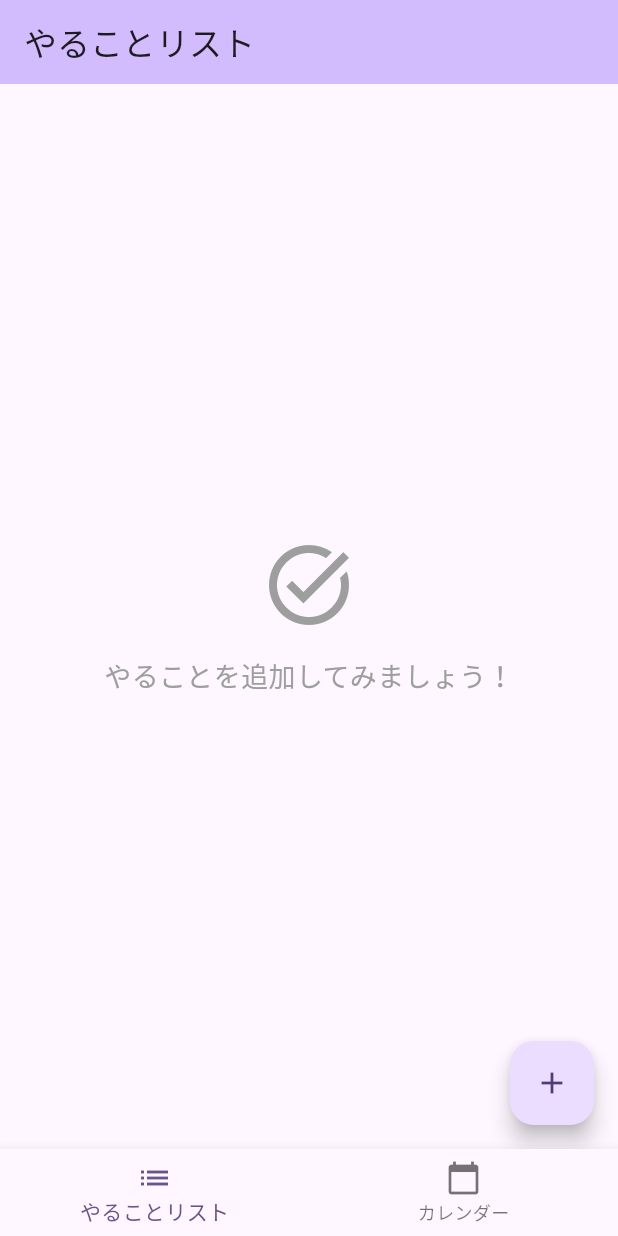
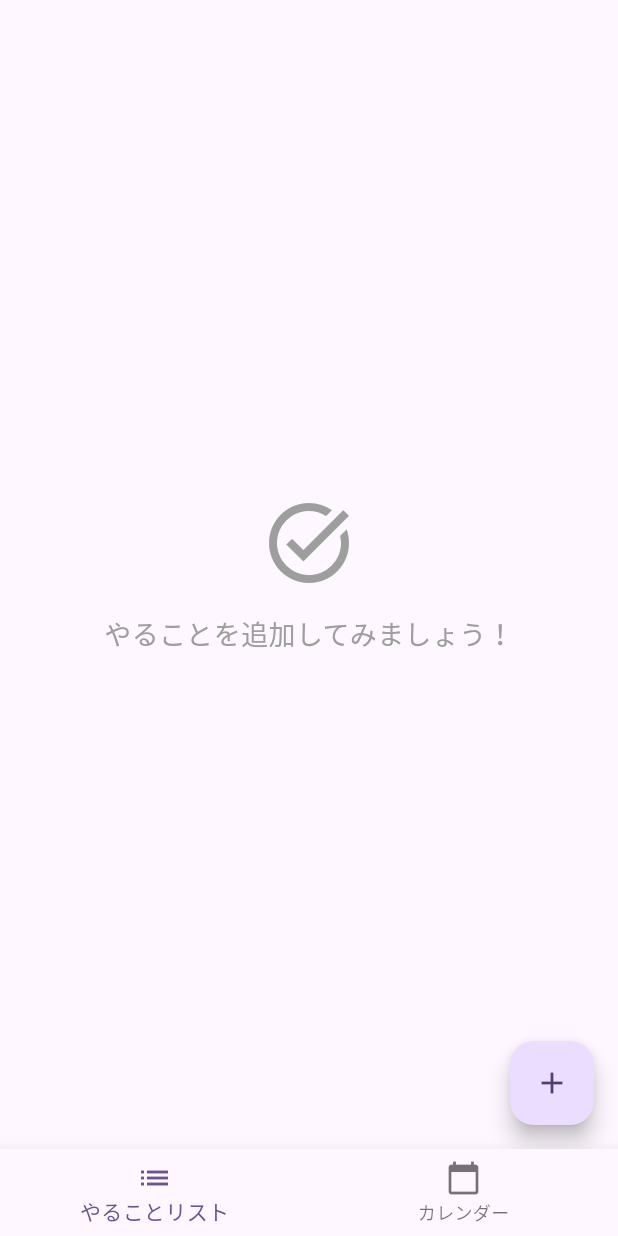
Before and after one commit to hid3h/yatta, a Flutter app: the screen it shows after launch, on a phone screen of 412 x 824 dp. Run offline on Flutter 3.47's test engine with Material 3 defaults, Android fonts, the phone set to English and light mode, and no system bars; our stand-ins replace flutter_riverpod, table_calendar.

Commit message:
AppBarを削除（ホーム画面とカレンダー画面）

```diff
--- a/lib/ui/calendar/calendar_page.dart
+++ b/lib/ui/calendar/calendar_page.dart
@@ -27,10 +27,6 @@ class _CalendarPageState extends ConsumerState<CalendarPage> {
     final homeViewModel = ref.read(homeViewModelProvider.notifier);
 
     return Scaffold(
-      appBar: AppBar(
-        title: const Text('カレンダー'),
-        backgroundColor: Theme.of(context).colorScheme.inversePrimary,
-      ),
       body: Column(
         children: [
           TableCalendar<Task>(
--- a/lib/ui/home/home_page.dart
+++ b/lib/ui/home/home_page.dart
@@ -55,10 +55,6 @@ class HomePage extends ConsumerWidget {
     final homeViewModel = ref.read(homeViewModelProvider.notifier);
 
     return Scaffold(
-      appBar: AppBar(
-        title: const Text('やることリスト'),
-        backgroundColor: Theme.of(context).colorScheme.inversePrimary,
-      ),
       body: tasks.isEmpty
           ? const Center(
               child: Column(
```
